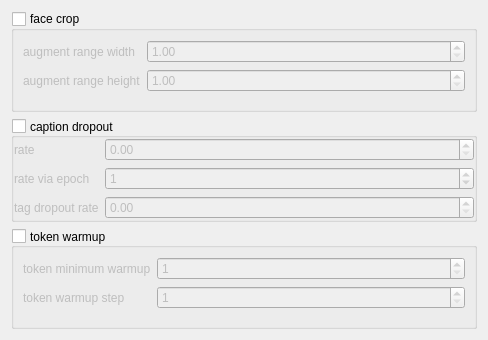
derrian-distro/LoRA_Easy_Training_Scripts, file ui_files/sub_dataset_extra_input.ui: the form before one commit.
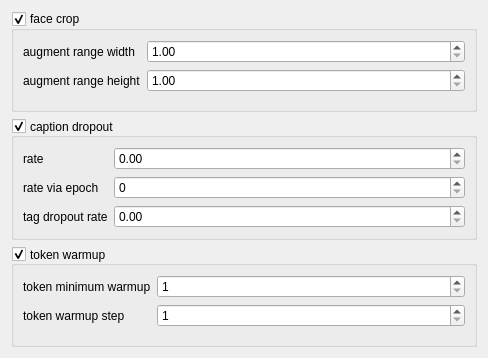
The form after the commit. Custom widgets are drawn as their Qt base class.

```diff
--- a/ui_files/sub_dataset_extra_input.ui
+++ b/ui_files/sub_dataset_extra_input.ui
@@ -7,7 +7,7 @@
     <x>0</x>
     <y>0</y>
     <width>488</width>
-    <height>340</height>
+    <height>358</height>
    </rect>
   </property>
   <property name="minimumSize">
@@ -35,7 +35,7 @@
       <bool>true</bool>
      </property>
      <property name="checked">
-      <bool>false</bool>
+      <bool>true</bool>
      </property>
      <layout class="QFormLayout" name="formLayout_4">
       <item row="0" column="0">
@@ -129,20 +129,20 @@
       <bool>true</bool>
      </property>
      <property name="checked">
-      <bool>false</bool>
+      <bool>true</bool>
      </property>
      <layout class="QFormLayout" name="formLayout">
       <property name="leftMargin">
-       <number>0</number>
+       <number>9</number>
       </property>
       <property name="topMargin">
-       <number>0</number>
+       <number>9</number>
       </property>
       <property name="rightMargin">
-       <number>0</number>
+       <number>9</number>
       </property>
       <property name="bottomMargin">
-       <number>0</number>
+       <number>9</number>
       </property>
       <item row="0" column="0">
        <widget class="QLabel" name="caption_dropout_rate_label">
@@ -216,7 +216,7 @@
          <number>0</number>
         </property>
         <property name="value">
-         <number>1</number>
+         <number>0</number>
         </property>
        </widget>
       </item>
@@ -285,7 +285,7 @@
       <bool>true</bool>
      </property>
      <property name="checked">
-      <bool>false</bool>
+      <bool>true</bool>
      </property>
      <layout class="QFormLayout" name="formLayout_3">
       <item row="0" column="0">
```
Left out of the diff: 10 changed lines with no effect on the pictures.
